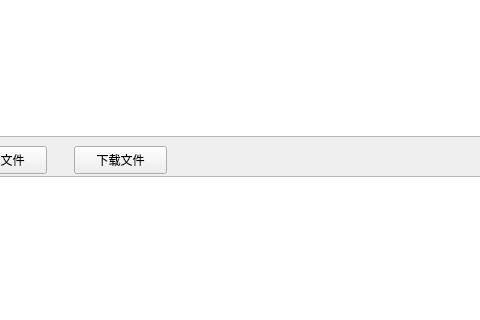
The window that chat_window.ui (gfgghgftgffg/ChatingWith) describes before a commit, drawn with Qt 5; both pictures show x 186 to 666 and y 414 to 734 of the 1319 by 868 pixel window.
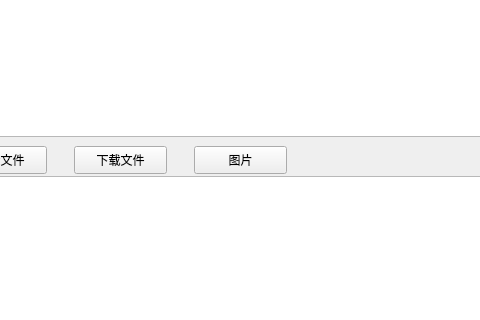
The same window after the commit.

Commit message: 能私聊，图片因为qt的问题不能显示

Diff of the .ui file:
```diff
--- a/chat_window.ui
+++ b/chat_window.ui
@@ -119,6 +119,19 @@
      </rect>
     </property>
    </widget>
+   <widget class="QPushButton" name="pushButton_6">
+    <property name="geometry">
+     <rect>
+      <x>380</x>
+      <y>560</y>
+      <width>93</width>
+      <height>28</height>
+     </rect>
+    </property>
+    <property name="text">
+     <string>图片</string>
+    </property>
+   </widget>
   </widget>
   <widget class="QMenuBar" name="menubar">
    <property name="geometry">
```
The commit also changes 3 other files.
